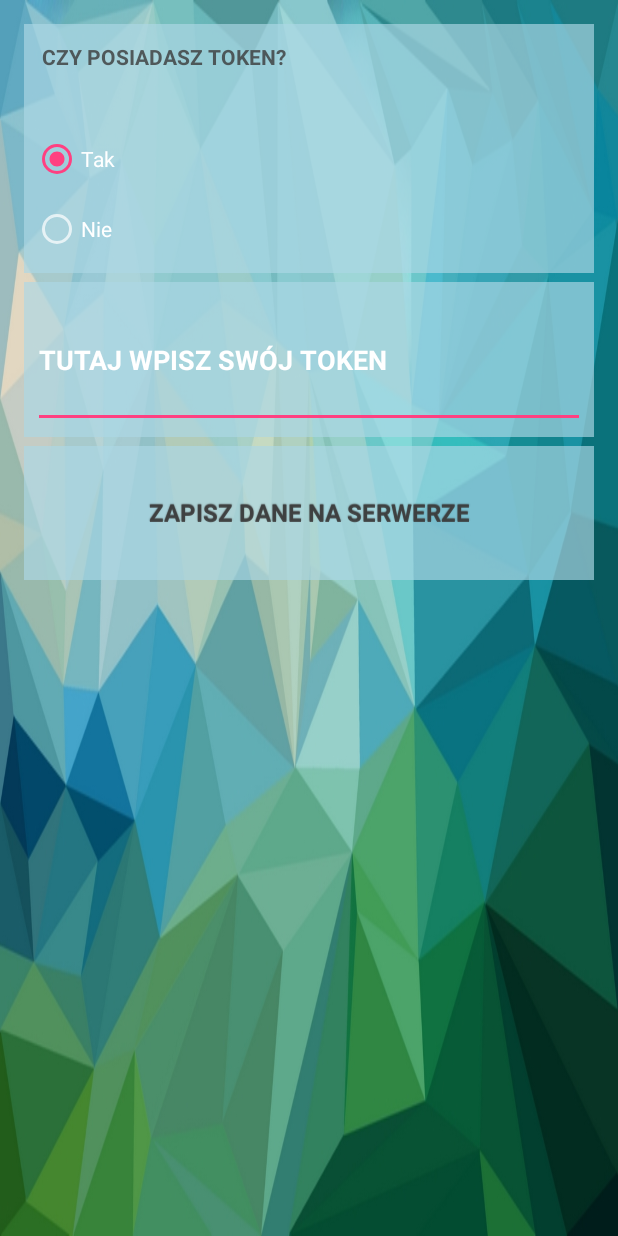
After one commit to mateusz93/Students-henchman, an Android app: the SaveDataActivity screen opened directly, with no data from a screen before it, on a phone screen of 412 x 824 dp. The commit adds this screen. Run offline under Robolectric (Android 15) with nearby library versions, the phone set to English and light mode, and no system bars.

Commit message:
Dodane activity pobierania / wysylania na serwer

```diff
--- /dev/null
+++ b/StudentsHenchmanClient/app/src/main/java/edu/p/lodz/pl/studentshenchman/SaveDataActivity.java
@@ -0,0 +1,29 @@
+package edu.p.lodz.pl.studentshenchman;
+
+import android.content.Intent;
+import android.support.v7.app.AppCompatActivity;
+import android.os.Bundle;
+
+import edu.p.lodz.pl.studentshenchman.abstract_ui.StudentShenchmanMainActivity;
+
+public class SaveDataActivity extends StudentShenchmanMainActivity {
+    private static final String TAG = SaveDataActivity.class.getName();
+
+    @Override
+    protected void onCreate(Bundle savedInstanceState) {
+        super.onCreate(savedInstanceState);
+        setContentView(R.layout.activity_save_data);
+    }
+
+    @Override
+    public void onBackPressed() {
+        goToDashBoard();
+    }
+
+    private void goToDashBoard() {
+        Intent previousActivity = new Intent(SaveDataActivity.this, MainActivity.class);
+        finish();
+        startActivity(previousActivity);
+    }
+
+}
--- /dev/null
+++ b/StudentsHenchmanClient/app/src/main/res/layout/activity_save_data.xml
@@ -0,0 +1,144 @@
+<?xml version="1.0" encoding="utf-8"?>
+<RelativeLayout  xmlns:android="http://schemas.android.com/apk/res/android"
+    xmlns:tools="http://schemas.android.com/tools"
+    android:layout_width="fill_parent"
+    android:layout_height="fill_parent"
+    android:paddingBottom="@dimen/activity_vertical_margin"
+    android:paddingLeft="@dimen/activity_horizontal_margin"
+    android:paddingRight="@dimen/activity_horizontal_margin"
+    android:paddingTop="@dimen/activity_vertical_margin"
+    android:background="@drawable/bg"
+    tools:context="edu.p.lodz.pl.studentshenchman.SaveDataActivity">
+
+    <LinearLayout
+        android:orientation="vertical"
+        android:layout_width="fill_parent"
+        android:layout_height="fill_parent"
+        android:layout_weight="1">
+
+        <TableLayout
+            android:layout_width="fill_parent"
+            android:layout_height="fill_parent"
+            android:layout_weight="1">
+
+            <TableRow
+                android:layout_width="fill_parent"
+                android:layout_height="fill_parent"
+                android:layout_weight="0.1"
+                android:background="#AAADD8E6"
+                android:padding="@dimen/activity_main_textview_padding">
+
+                <TableLayout
+                    android:layout_width="fill_parent"
+                    android:layout_height="fill_parent"
+                    android:layout_weight="1">
+
+                    <TableRow
+                        android:layout_width="fill_parent"
+                        android:layout_height="fill_parent"
+                        android:layout_weight="0.5">
+
+                        <TextView
+                            android:layout_width="fill_parent"
+                            android:layout_height="fill_parent"
+                            android:text="Czy posiadasz token?"
+                            android:id="@+id/tokenTextView"
+                            android:layout_column="0"
+                            android:textAllCaps="true"
+                            android:textStyle="bold"
+                            android:layout_weight="1"
+                            android:padding="@dimen/activity_main_textview_padding"/>
+
+                    </TableRow>
+
+                    <TableRow
+                        android:layout_width="fill_parent"
+                        android:layout_height="fill_parent"
+                        android:layout_weight="0.5">
+
+                        <RadioGroup
+                            android:id="@+id/tokenRadioGroup"
+                            android:layout_width="fill_parent"
+                            android:layout_height="fill_parent"
+                            android:layout_column="0">
+
+                            <RadioButton
+                                android:id="@+id/tokenAvailable"
+                                android:layout_width="fill_parent"
+                                android:layout_height="fill_parent"
+                                android:text="Tak"
+                                android:checked="true"
+                                android:layout_column="0"
+                                android:layout_weight="1"/>
+
+                            <RadioButton
+                                android:id="@+id/tokenNotAvailable"
+                                android:layout_width="fill_parent"
+                                android:layout_height="fill_parent"
+                                android:text="Nie"
+                                android:layout_column="1"
+                                android:layout_weight="1"/>
+                        </RadioGroup>
+
+                    </TableRow>
+
+                </TableLayout>
+
+
+            </TableRow>
+
+            <TableRow
+                android:layout_width="fill_parent"
+                android:layout_height="fill_parent"
+                android:layout_weight="0.1"
+                android:background="#AAADD8E6"
+                android:padding="@dimen/activity_main_textview_padding"
+                android:layout_marginTop="@dimen/activity_main_button_margin">
+
+                <EditText
+                    android:layout_width="fill_parent"
+                    android:layout_height="fill_parent"
+                    android:text="Tutaj wpisz swój token"
+                    android:id="@+id/tokenValue"
+                    android:layout_column="0"
+                    android:padding="@dimen/activity_main_button_padding"
+                    android:textAllCaps="true"
+                    android:textStyle="bold"
+                    android:layout_weight="1" />
+
+            </TableRow>
+
+            <TableRow
+                android:layout_width="fill_parent"
+                android:layout_height="fill_parent"
+                android:layout_weight="0.1"
+                android:layout_marginTop="@dimen/activity_main_button_margin">
+
+                <Button
+                    android:layout_width="fill_parent"
+                    android:layout_height="fill_parent"
+                    android:text="Zapisz dane na serwerze"
+                    android:id="@+id/saveDataButton"
+                    android:layout_column="0"
+                    android:padding="@dimen/activity_main_button_padding"
+                    android:textAllCaps="true"
+                    android:textStyle="bold"
+                    android:background="#AAADD8E6"
+                    android:layout_weight="1" />
+
+            </TableRow>
+
+            <TableRow
+                android:layout_width="fill_parent"
+                android:layout_height="fill_parent"
+                android:layout_weight="0.7"
+                android:layout_marginTop="@dimen/activity_main_button_margin">
+
+            </TableRow>
+
+
+
+        </TableLayout>
+    </LinearLayout>
+
+</RelativeLayout>
--- a/StudentsHenchmanClient/app/src/main/res/values/styles.xml
+++ b/StudentsHenchmanClient/app/src/main/res/values/styles.xml
@@ -14,8 +14,8 @@
 
     <style name="button" parent="@android:style/Widget.Button">
         <item name="android:gravity">center_vertical|center_horizontal</item>
-        <item name="android:textColor">#FF000000</item>
-        <item name="android:shadowColor">#FF000000</item>
+        <item name="android:textColor">#CC3A3A3A</item>
+        <item name="android:shadowColor">#CC3A3A3A</item>
         <item name="android:shadowDx">0</item>
         <item name="android:shadowDy">-1</item>
         <item name="android:shadowRadius">0.2</item>
```
Also changed, not shown: StudentsHenchmanClient/app/src/main/AndroidManifest.xml (+10 -13 lines), StudentsHenchmanClient/app/src/main/java/edu/p/lodz/pl/studentshenchman/MainActivity.java (+30 -0 lines), StudentsHenchmanClient/app/src/main/java/edu/p/lodz/pl/studentshenchman/ReadDataActivity.java (added, +29 -0 lines), StudentsHenchmanClient/app/src/main/res/layout/activity_read_data.xml (added, +144 -0 lines).
